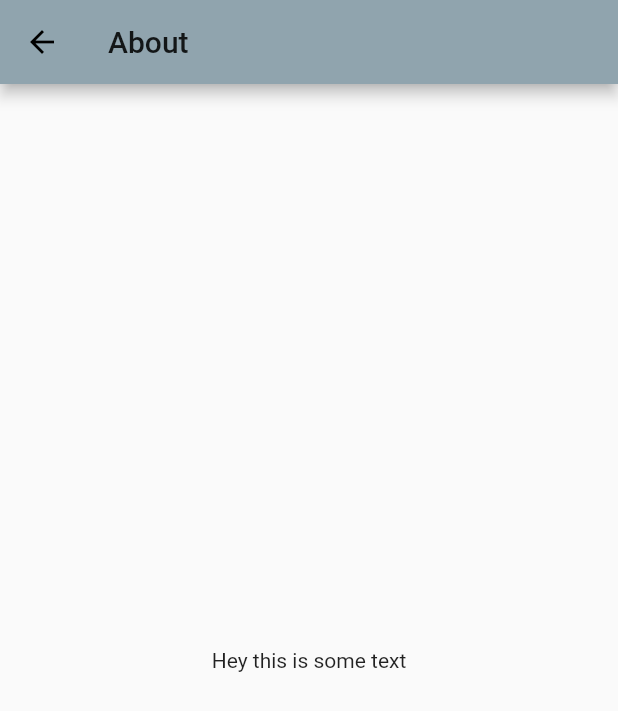
After one commit to kmausolf/flutter-doves, a Flutter app: the About screen opened directly, on a phone screen of 412 x 824 dp. The commit adds this screen. Shown: the top 711 px of the screen. Run offline on Flutter 3.47's test engine with Material 2 defaults, Android fonts, the phone set to English and light mode, and no system bars; generated files the repository leaves out were written again.

Commit message:
feat(about): Adds about page and routing

```diff
--- /dev/null
+++ b/lib/about/about.dart
@@ -0,0 +1,15 @@
+import 'package:flutter/material.dart';
+
+class About extends StatelessWidget {
+  @override
+  Widget build(BuildContext context) {
+    return Scaffold(
+      appBar: AppBar(
+        title: Text("About"),
+      ),
+      body: Center(
+        child: Text("Hey this is some text"),
+      )
+    );
+  }
+}
```
Also changed, not shown: lib/drawer/doveDrawer.dart (+11 -6 lines).
